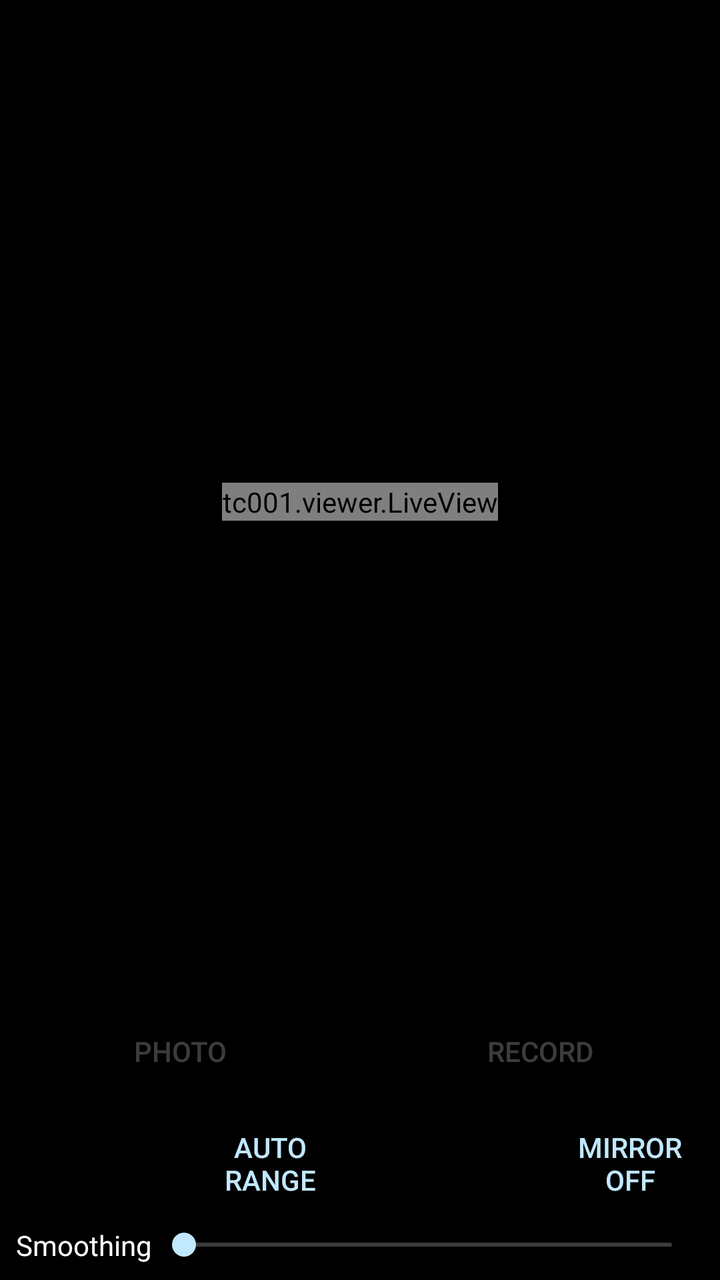
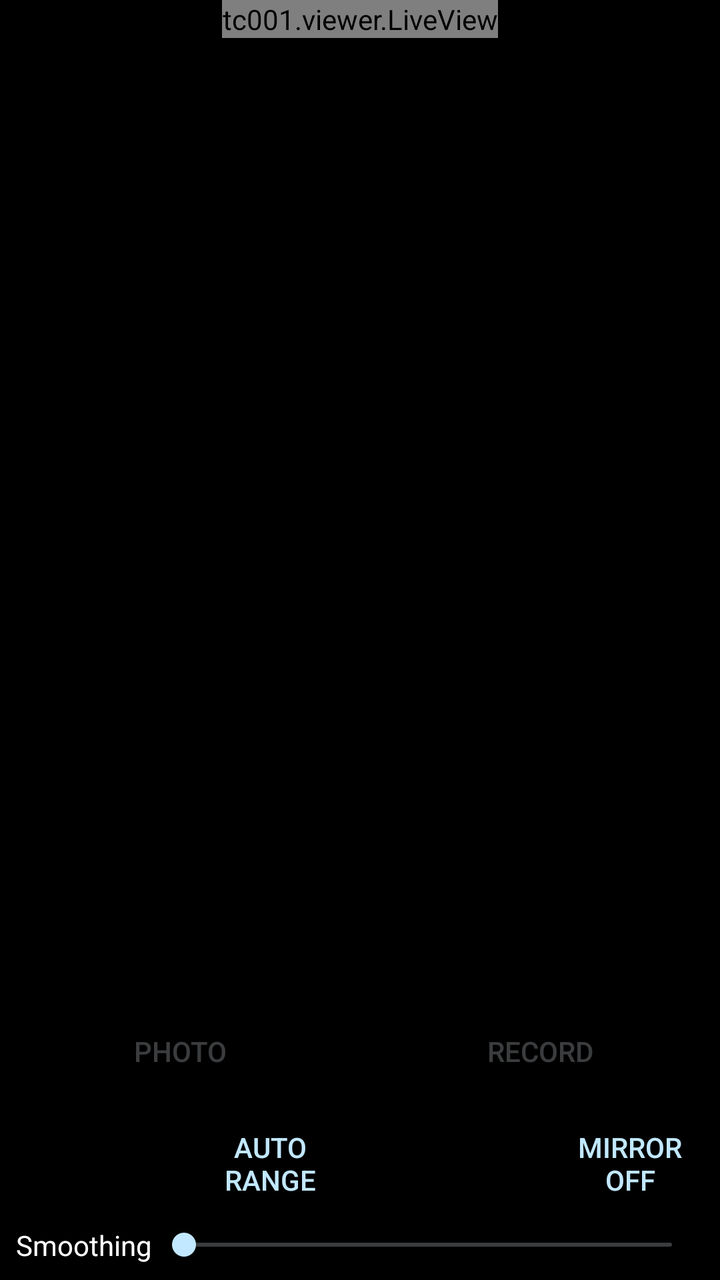

Screens rendered from an Android XML layout before and after an edit, with the pre-edit source and the edit as a unified diff.
<!-- AndroidManifest.xml: application theme Theme.TC001 -->
<!-- res/layout/main.xml -->
<?xml version="1.0" encoding="utf-8"?>
<LinearLayout xmlns:android="http://schemas.android.com/apk/res/android"
    android:id="@+id/root"
    android:layout_width="match_parent"
    android:layout_height="match_parent"
    android:orientation="vertical">

    <FrameLayout
        android:layout_width="match_parent"
        android:layout_height="0dp"
        android:layout_weight="1">

        <tc001.viewer.LiveView
            android:id="@+id/live"
            android:layout_width="wrap_content"
            android:layout_height="wrap_content"
            android:layout_gravity="center" />

        <TextView
            android:id="@+id/message"
            android:layout_width="wrap_content"
            android:layout_height="wrap_content"
            android:layout_gravity="center"
            android:gravity="center"
            android:padding="16dp"
            android:textColor="#FFFFFF"
            android:textSize="20sp"
            android:visibility="gone" />

        
        <TextView
            android:id="@+id/fps"
            android:layout_width="wrap_content"
            android:layout_height="wrap_content"
            android:layout_gravity="top|start"
            android:background="#C0000000"
            android:padding="4dp"
            android:textColor="#FFFFFF"
            android:visibility="gone" />
    </FrameLayout>

    <LinearLayout
        style="?android:attr/buttonBarStyle"
        android:layout_width="match_parent"
        android:layout_height="wrap_content"
        android:orientation="horizontal">

        <Button
            android:id="@+id/photo"
            style="?android:attr/buttonBarButtonStyle"
            android:layout_width="0dp"
            android:layout_height="wrap_content"
            android:layout_weight="1"
            android:enabled="false"
            android:text="@string/photo" />

        <Button
            android:id="@+id/record"
            style="?android:attr/buttonBarButtonStyle"
            android:layout_width="0dp"
            android:layout_height="wrap_content"
            android:layout_weight="1"
            android:enabled="false"
            android:text="@string/record" />
    </LinearLayout>

    <LinearLayout
        style="?android:attr/buttonBarStyle"
        android:layout_width="match_parent"
        android:layout_height="wrap_content"
        android:orientation="horizontal">

        <Button
            android:id="@+id/palette"
            style="?android:attr/buttonBarButtonStyle"
            android:layout_width="0dp"
            android:layout_height="wrap_content"
            android:layout_weight="1" />

        <ToggleButton
            android:id="@+id/lock"
            style="?android:attr/buttonBarButtonStyle"
            android:layout_width="0dp"
            android:layout_height="wrap_content"
            android:layout_weight="1"
            android:saveEnabled="false"
            android:textOff="@string/range_auto"
            android:textOn="@string/range_locked" />

        <Button
            android:id="@+id/rotate"
            style="?android:attr/buttonBarButtonStyle"
            android:layout_width="0dp"
            android:layout_height="wrap_content"
            android:layout_weight="1" />

        <ToggleButton
            android:id="@+id/mirror"
            style="?android:attr/buttonBarButtonStyle"
            android:layout_width="0dp"
            android:layout_height="wrap_content"
            android:layout_weight="1"
            android:textOff="@string/mirror_off"
            android:textOn="@string/mirror_on" />
    </LinearLayout>

    <LinearLayout
        android:layout_width="match_parent"
        android:layout_height="wrap_content"
        android:gravity="center_vertical"
        android:orientation="horizontal"
        android:padding="8dp">

        <TextView
            android:layout_width="wrap_content"
            android:layout_height="wrap_content"
            android:labelFor="@id/smoothing"
            android:text="@string/smoothing"
            android:textColor="#FFFFFF" />

        <SeekBar
            android:id="@+id/smoothing"
            android:layout_width="0dp"
            android:layout_height="wrap_content"
            android:layout_weight="1"
            android:max="100" />
    </LinearLayout>
</LinearLayout>
<!-- resources referenced by this layout -->
<resources>
  <string name="mirror_off">Mirror off</string>
  <string name="mirror_on">Mirrored</string>
  <string name="photo">Photo</string>
  <string name="range_auto">Auto range</string>
  <string name="range_locked">Range locked</string>
  <string name="record">Record</string>
  <string name="smoothing">Smoothing</string>
  <style name="Theme.TC001" parent="android:Theme.DeviceDefault.NoActionBar">
          <item name="android:windowBackground">@android:color/black</item>
      </style>
</resources>

<!-- the commit's change to res/layout/main.xml (unified diff, before → after) -->
@@ -1,43 +1,64 @@
 <?xml version="1.0" encoding="utf-8"?>
 <LinearLayout xmlns:android="http://schemas.android.com/apk/res/android"
+    xmlns:tools="http://schemas.android.com/tools"
     android:id="@+id/root"
     android:layout_width="match_parent"
     android:layout_height="match_parent"
     android:orientation="vertical">
 
-    <FrameLayout
+    
+    <LinearLayout
+        android:id="@+id/stage"
         android:layout_width="match_parent"
         android:layout_height="0dp"
-        android:layout_weight="1">
+        android:layout_weight="1"
+        android:orientation="vertical">
 
-        <tc001.viewer.LiveView
-            android:id="@+id/live"
-            android:layout_width="wrap_content"
-            android:layout_height="wrap_content"
-            android:layout_gravity="center" />
+        <FrameLayout
+            android:layout_width="match_parent"
+            android:layout_height="0dp"
+            android:layout_weight="1"
+            tools:ignore="NestedWeights">
 
-        <TextView
-            android:id="@+id/message"
-            android:layout_width="wrap_content"
-            android:layout_height="wrap_content"
-            android:layout_gravity="center"
-            android:gravity="center"
-            android:padding="16dp"
-            android:textColor="#FFFFFF"
-            android:textSize="20sp"
-            android:visibility="gone" />
+            <tc001.viewer.LiveView
+                android:id="@+id/live"
+                android:layout_width="wrap_content"
+                android:layout_height="wrap_content"
+                android:layout_gravity="top|center_horizontal" />
+
+            <TextView
+                android:id="@+id/message"
+                android:layout_width="wrap_content"
+                android:layout_height="wrap_content"
+                android:layout_gravity="center"
+                android:gravity="center"
+                android:padding="16dp"
+                android:textColor="#FFFFFF"
+                android:textSize="20sp"
+                android:visibility="gone" />
+
+            
+            <TextView
+                android:id="@+id/fps"
+                android:layout_width="wrap_content"
+                android:layout_height="wrap_content"
+                android:layout_gravity="top|start"
+                android:background="#C0000000"
+                android:padding="4dp"
+                android:textColor="#FFFFFF"
+                android:visibility="gone" />
+        </FrameLayout>
 
         
-        <TextView
-            android:id="@+id/fps"
-            android:layout_width="wrap_content"
+        
+        <LinearLayout
+            android:id="@+id/readouts"
+            android:layout_width="match_parent"
             android:layout_height="wrap_content"
-            android:layout_gravity="top|start"
-            android:background="#C0000000"
-            android:padding="4dp"
-            android:textColor="#FFFFFF"
-            android:visibility="gone" />
-    </FrameLayout>
+            android:layoutDirection="ltr"
+            android:orientation="vertical"
+            android:visibility="invisible" />
+    </LinearLayout>
 
     <LinearLayout
         style="?android:attr/buttonBarStyle"
